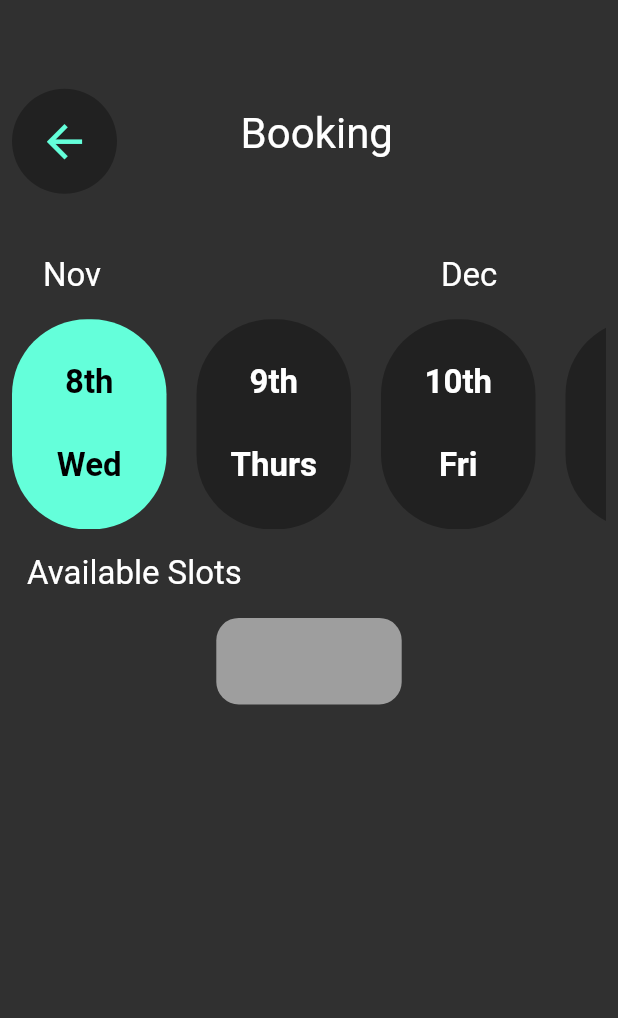
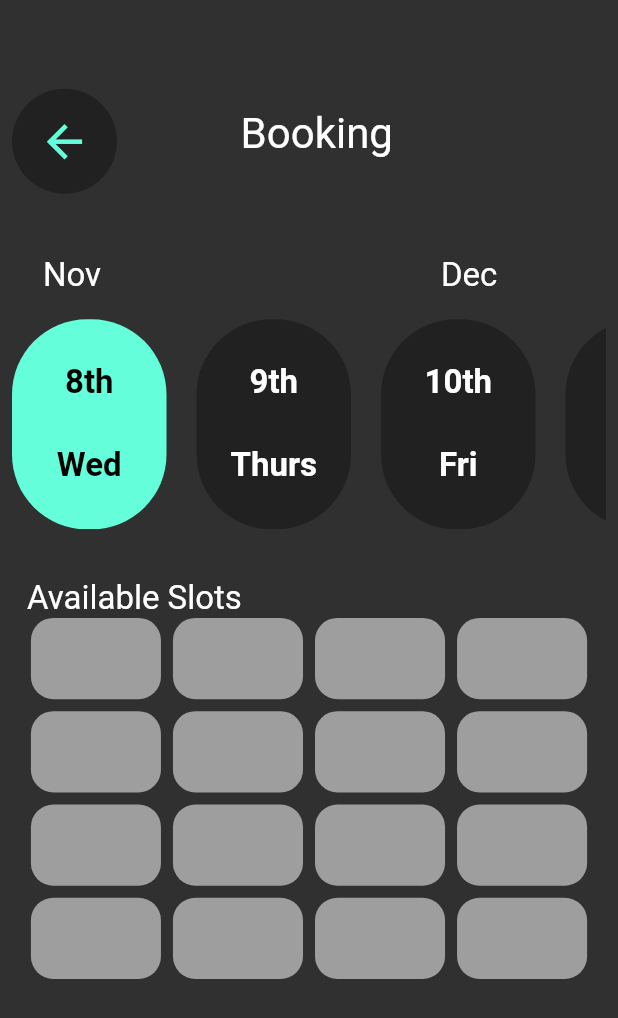
Before and after one commit to Taber1/SportsAppUIKIT, a Flutter app: the BookingScreen screen opened directly, on a phone screen of 412 x 824 dp. Shown: the top 1018 px of the screen. Run offline on Flutter 3.47's test engine with Material 2 defaults, Android fonts, the phone set to English and light mode, and no system bars; our stand-ins replace font_awesome_flutter.

Commit message:
booking continuing

```diff
--- a/lib/booking.dart
+++ b/lib/booking.dart
@@ -1,4 +1,5 @@
 import 'package:flutter/material.dart';
+import 'package:font_awesome_flutter/font_awesome_flutter.dart';
 
 class BookingScreen extends StatefulWidget {
   @override
@@ -9,7 +10,8 @@ class _BookingScreenState extends State<BookingScreen> {
   @override
   Widget build(BuildContext context) {
     return Scaffold(
-        body: Padding(
+        body: SingleChildScrollView(
+      child: Padding(
         padding: EdgeInsets.all(8),
         child: Column(
           children: [
@@ -156,7 +158,7 @@ class _BookingScreenState extends State<BookingScreen> {
               ),
             ),
             SizedBox(
-            height: MediaQuery.of(context).size.height * 0.02,
+              height: MediaQuery.of(context).size.height * 0.04,
             ),
             Container(
                 width: MediaQuery.of(context).size.width,
@@ -165,11 +167,40 @@ class _BookingScreenState extends State<BookingScreen> {
                   "Available Slots",
                   style: TextStyle(fontSize: 22),
                 )),
+            Container(
+              alignment: Alignment.topCenter,
+              height: MediaQuery.of(context).size.height * 0.4,
+              width: MediaQuery.of(context).size.width * 0.9,
+              child: GridView.builder(
+                  physics: NeverScrollableScrollPhysics(),
+                  itemCount: 16,
+                  gridDelegate: SliverGridDelegateWithFixedCrossAxisCount(
+                      childAspectRatio: MediaQuery.of(context).size.height /
+                          MediaQuery.of(context).size.width *
+                          0.8,
+                      mainAxisSpacing: 8,
+                      crossAxisSpacing: 8,
+                      crossAxisCount: 4),
+                  itemBuilder: (BuildContext context, int index) {
+                    return HorizontalCard();
+                  }),
+            ),
             SizedBox(
-            height: MediaQuery.of(context).size.height * 0.02,
+              height: MediaQuery.of(context).size.height * 0.1,
             ),
-          HorizontalCard()
+            TextField(
+                decoration: InputDecoration(
+              focusedBorder: OutlineInputBorder(
+                  borderSide: BorderSide(color: Colors.tealAccent),
+                  borderRadius: BorderRadius.circular(5)),
+              border:
+                  OutlineInputBorder(borderRadius: BorderRadius.circular(5)),
+              hintText: 'Total Amount',
+              suffixStyle: TextStyle(color: Colors.tealAccent, fontSize: 22),
+              suffixText: '300 KES',
+            )),
           ],
+        ),
       ),
     ));
   }
@@ -185,8 +216,6 @@ class HorizontalCard extends StatelessWidget {
     return Container(
       decoration: BoxDecoration(
           color: Colors.grey, borderRadius: BorderRadius.circular(15)),
-      height: MediaQuery.of(context).size.height * 0.07,
-      width: MediaQuery.of(context).size.width * 0.3,
     );
   }
 }
```
Lines whose indentation alone changed are shown as unchanged.
